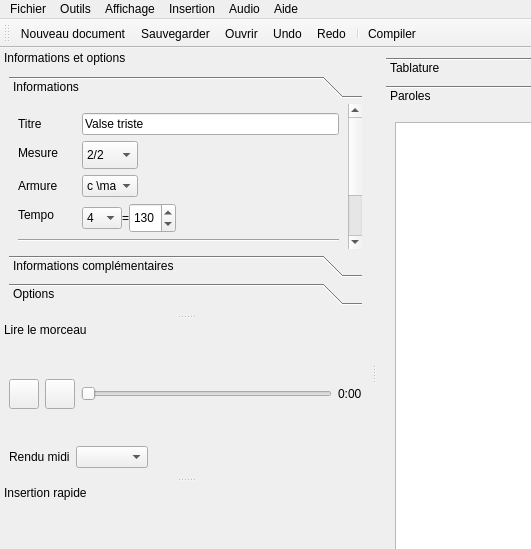
Old version of the form ui/mainwindow.ui in the repository Jean-Romain/tabliato; both pictures show x 0 to 531 and y 0 to 549 of the 1240 by 841 pixel window.
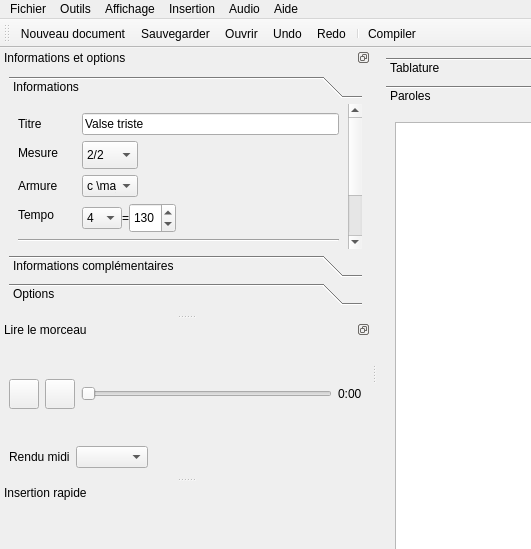
New version of the form. The open tabs and pages were chosen to show the change. Icons and pictures are not drawn. Custom widgets are drawn as their Qt base class.

Diff of the .ui file:
```diff
--- a/ui/mainwindow.ui
+++ b/ui/mainwindow.ui
@@ -243,7 +243,7 @@
     <string/>
    </property>
    <property name="features">
-    <set>QDockWidget::DockWidgetMovable</set>
+    <set>QDockWidget::DockWidgetFloatable|QDockWidget::DockWidgetMovable</set>
    </property>
    <property name="windowTitle">
     <string>Informations et options</string>
@@ -1258,7 +1258,7 @@
     </size>
    </property>
    <property name="features">
-    <set>QDockWidget::DockWidgetMovable</set>
+    <set>QDockWidget::DockWidgetFloatable|QDockWidget::DockWidgetMovable</set>
    </property>
    <property name="windowTitle">
     <string>Lire le morceau</string>
```
Left out of the diff: 30 changed lines with no effect on the pictures.
